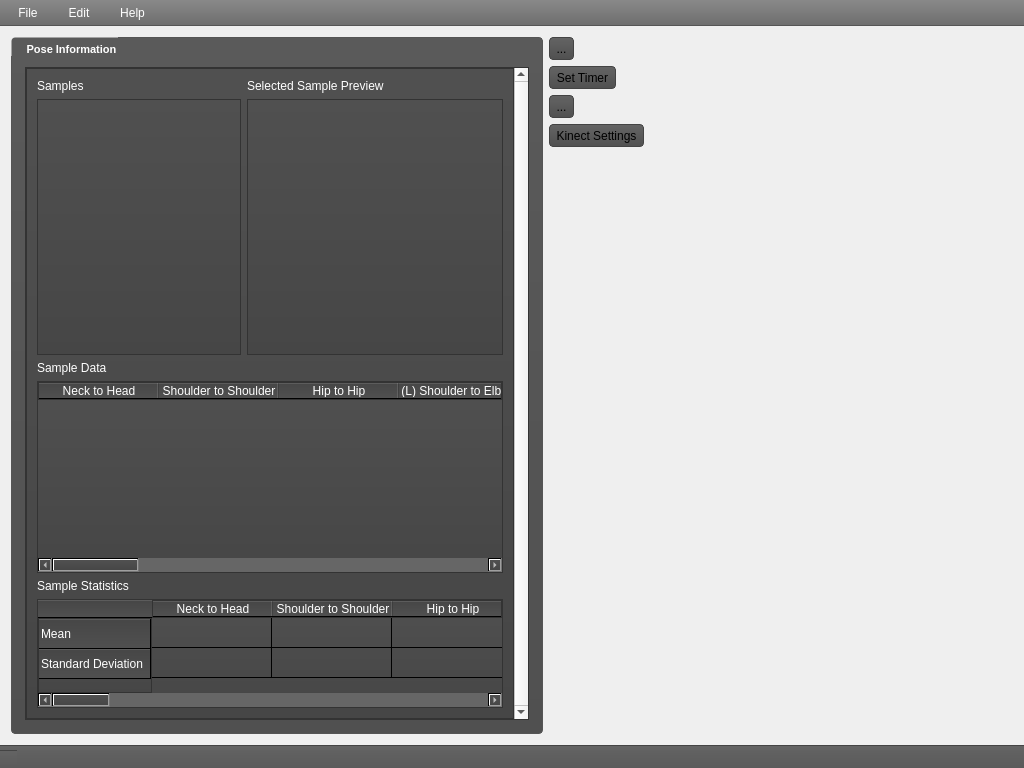
First picture: the form in mainwindow.ui, repository freemancw/PoseDesigner, before the edit.
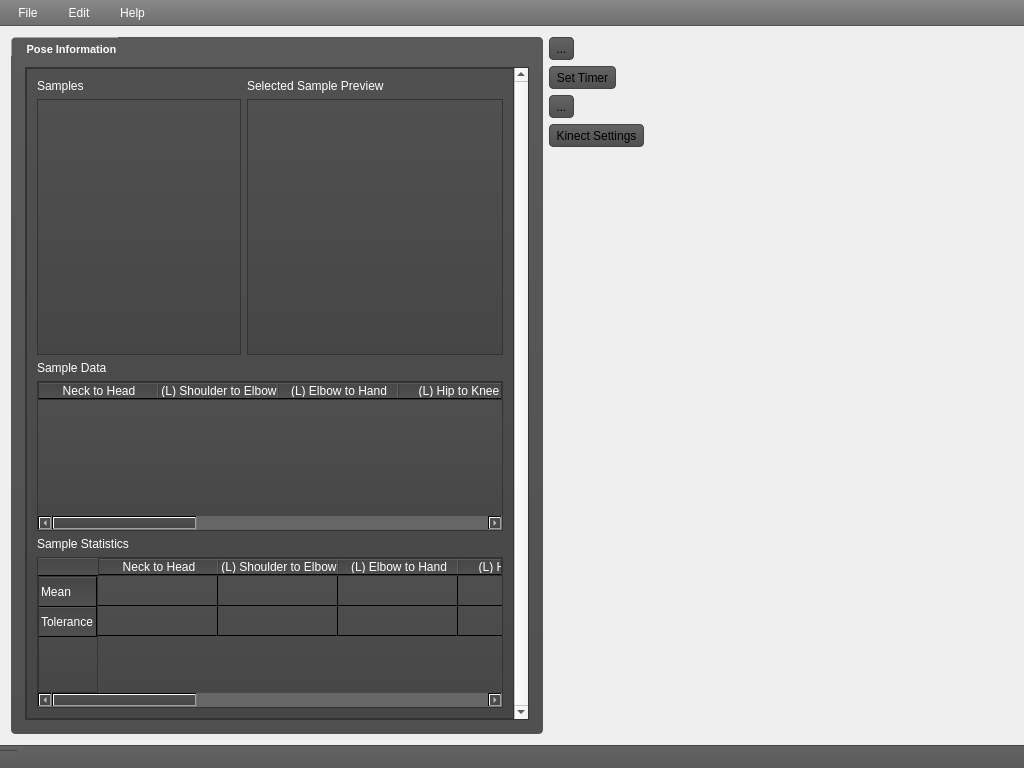
Second picture: the form after the edit. Icons and pictures are not drawn. Custom widgets are drawn as their Qt base class.

```diff
--- a/mainwindow.ui
+++ b/mainwindow.ui
@@ -220,7 +220,7 @@
            <item>
             <widget class="QTableWidget" name="sampleTable">
              <property name="sizePolicy">
-              <sizepolicy hsizetype="Expanding" vsizetype="MinimumExpanding">
+              <sizepolicy hsizetype="Expanding" vsizetype="Preferred">
                <horstretch>0</horstretch>
                <verstretch>0</verstretch>
               </sizepolicy>
@@ -533,7 +533,7 @@
               <number>0</number>
              </property>
              <property name="columnCount">
-              <number>15</number>
+              <number>9</number>
              </property>
              <attribute name="horizontalHeaderCascadingSectionResizes">
               <bool>false</bool>
@@ -558,16 +558,6 @@
                <string>Neck to Head</string>
               </property>
              </column>
-             <column>
-              <property name="text">
-               <string>Shoulder to Shoulder</string>
-              </property>
-             </column>
-             <column>
-              <property name="text">
-               <string>Hip to Hip</string>
-              </property>
-             </column>
              <column>
               <property name="text">
                <string>(L) Shoulder to Elbow</string>
@@ -578,16 +568,6 @@
                <string>(L) Elbow to Hand</string>
               </property>
              </column>
-             <column>
-              <property name="text">
-               <string>(L) Shoulder to Waist</string>
-              </property>
-             </column>
-             <column>
-              <property name="text">
-               <string>(L) Waist to Hip</string>
-              </property>
-             </column>
              <column>
               <property name="text">
                <string>(L) Hip to Knee</string>
@@ -608,16 +588,6 @@
                <string>(R) Elbow to Hand</string>
               </property>
              </column>
-             <column>
-              <property name="text">
-               <string>(R) Shoulder to Waist</string>
-              </property>
-             </column>
-             <column>
-              <property name="text">
-               <string>(R) Waist to Hip</string>
-              </property>
-             </column>
              <column>
               <property name="text">
                <string>(R) Hip to Knee</string>
@@ -668,7 +638,7 @@
              </row>
              <row>
               <property name="text">
-               <string>Standard Deviation</string>
+               <string>Tolerance</string>
               </property>
              </row>
              <column>
@@ -676,16 +646,6 @@
                <string>Neck to Head</string>
               </property>
              </column>
-             <column>
-              <property name="text">
-               <string>Shoulder to Shoulder</string>
-              </property>
-             </column>
-             <column>
-              <property name="text">
-               <string>Hip to Hip</string>
-              </property>
-             </column>
              <column>
               <property name="text">
                <string>(L) Shoulder to Elbow</string>
@@ -696,16 +656,6 @@
                <string>(L) Elbow to Hand</string>
               </property>
              </column>
-             <column>
-              <property name="text">
-               <string>(L) Shoulder to Waist</string>
-              </property>
-             </column>
-             <column>
-              <property name="text">
-               <string>(L) Waist to Hip</string>
-              </property>
-             </column>
              <column>
               <property name="text">
                <string>(L) Hip to Knee</string>
@@ -726,16 +676,6 @@
                <string>(R) Elbow to Hand</string>
               </property>
              </column>
-             <column>
-              <property name="text">
-               <string>(R) Shoulder to Waist</string>
-              </property>
-             </column>
-             <column>
-              <property name="text">
-               <string>(R) Waist to Hip</string>
-              </property>
-             </column>
              <column>
               <property name="text">
                <string>(R) Hip to Knee</string>
```
